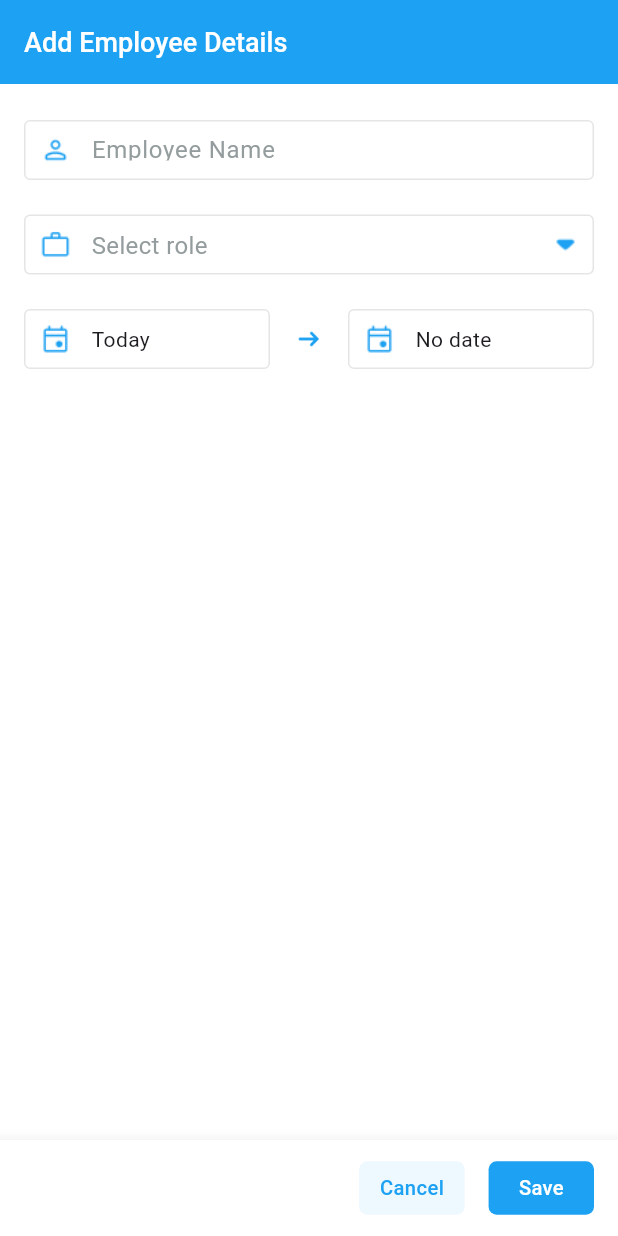
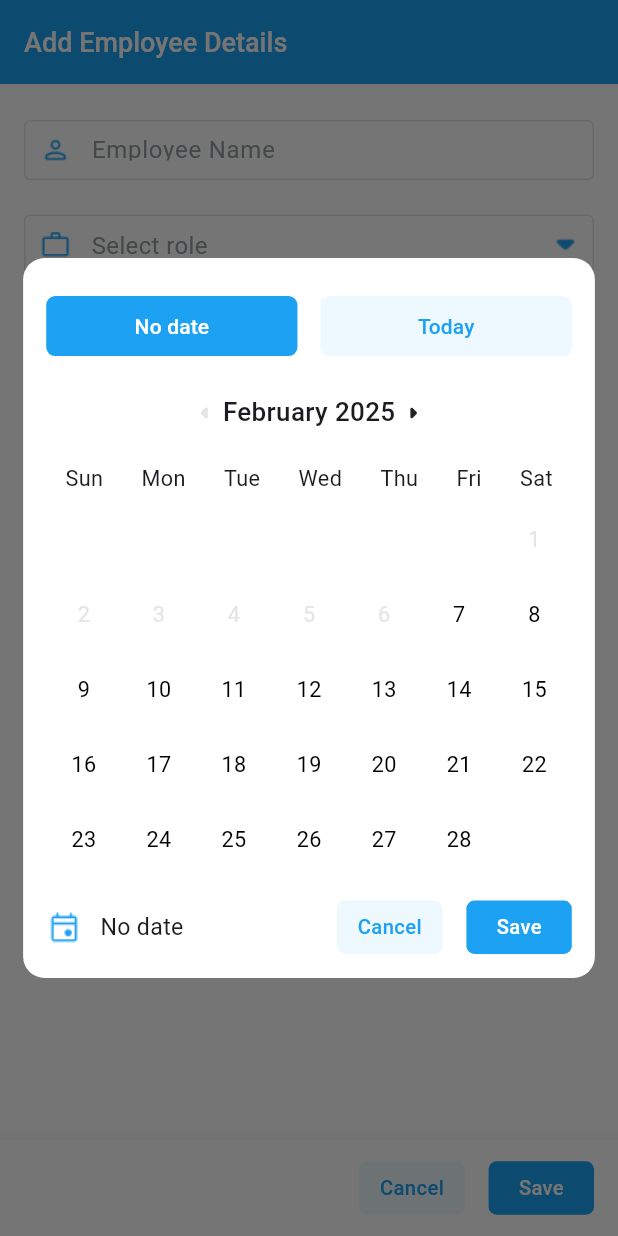
Before and after one commit to sivaprasadnk/employee_app, a Flutter app: the AddEmployeeScreen screen opened directly, after a tap on "No date", on a phone screen of 412 x 824 dp. Run offline on Flutter 3.47's test engine with Material 3 defaults, Android fonts, the phone set to English and light mode, and no system bars; our stand-ins replace flutter_screenutil.

Commit message:
adding end date picker selection

```diff
--- a/lib/core/constants/colors.dart
+++ b/lib/core/constants/colors.dart
@@ -3,6 +3,7 @@
 const kBlueColor = Color.fromRGBO(29, 161, 242, 1);
 const kWhiteColor = Colors.white;
 const kBlackColor = Colors.black;
+const kTransparentColor = Colors.transparent;
 const kBgColor = Color.fromRGBO(242, 242, 242, 1);
 const kBorderColor = Color.fromRGBO(229, 229, 229, 1);
 const kHintTextColor = Color.fromRGBO(148, 156, 158, 1);
--- a/lib/core/extensions/datetime_extensions.dart
+++ b/lib/core/extensions/datetime_extensions.dart
@@ -14,6 +14,8 @@
 
   bool get isToday => now.year == year && now.month == month && now.day == day;
 
+  // bool get isPastDays()
+
   DateTime nextMonday() {
     int daysUntilMonday = ((DateTime.monday - weekday + 7) % 7).toInt();
     return add(Duration(days: daysUntilMonday == 0 ? 7 : daysUntilMonday));
--- /dev/null
+++ b/lib/presentation/components/calendar_button.dart
@@ -0,0 +1,37 @@
+import 'package:employee_app/core/constants/colors.dart';
+import 'package:flutter/material.dart';
+
+class CalendarButton extends StatelessWidget {
+  const CalendarButton({
+    super.key,
+    required this.callback,
+    required this.title,
+    required this.isSelected,
+  });
+  final VoidCallback callback;
+  final String title;
+  final bool isSelected;
+  @override
+  Widget build(BuildContext context) {
+    return ElevatedButton(
+      onPressed: () {
+        callback.call();
+      },
+      style: ElevatedButton.styleFrom(
+        elevation: 0,
+        backgroundColor: isSelected ? kBtnPrimaryColor : kCancelBtnColor,
+        shape: RoundedRectangleBorder(
+          borderRadius: BorderRadius.circular(6),
+        ),
+      ),
+      child: Text(
+        title,
+        style: TextStyle(
+          color: isSelected ? kWhiteColor : kBtnPrimaryColor,
+          fontWeight: FontWeight.w500,
+          fontSize: 14,
+        ),
+      ),
+    );
+  }
+}
--- /dev/null
+++ b/lib/presentation/components/custom_end_date_picker.dart
@@ -0,0 +1,228 @@
+import 'package:employee_app/core/constants/colors.dart';
+import 'package:employee_app/core/extensions/datetime_extensions.dart';
+import 'package:employee_app/presentation/components/calendar_button.dart';
+import 'package:employee_app/presentation/components/cancel_button.dart';
+import 'package:flutter/material.dart';
+import 'package:flutter_screenutil/flutter_screenutil.dart';
+import 'package:intl/intl.dart';
+
+class CustomEndDatePickerDialog extends StatefulWidget {
+  final DateTime startDate;
+  final DateTime? endDate;
+
+  const CustomEndDatePickerDialog({
+    super.key,
+    required this.startDate,
+    this.endDate,
+  });
+
+  @override
+  State<CustomEndDatePickerDialog> createState() =>
+      _CustomEndDatePickerDialogState();
+}
+
+class _CustomEndDatePickerDialogState extends State<CustomEndDatePickerDialog> {
+  DateTime? selectedDate;
+  late DateTime currentMonth;
+  final DateTime today = DateTime.now();
+
+  @override
+  void initState() {
+    super.initState();
+    selectedDate = widget.endDate;
+    currentMonth = DateTime(widget.startDate.year, widget.startDate.month, 1);
+  }
+
+  void _selectDate(DateTime date) {
+    setState(() {
+      selectedDate = date;
+    });
+  }
+
+  void _changeMonth(int increment) {
+    if ((increment == -1 && currentMonth.isAfter(widget.startDate)) ||
+        increment == 1) {
+      setState(() {
+        currentMonth =
+            DateTime(currentMonth.year, currentMonth.month + increment, 1);
+      });
+    }
+  }
+
+  @override
+  Widget build(BuildContext context) {
+    return Dialog(
+      backgroundColor: kWhiteColor,
+      insetPadding: EdgeInsets.symmetric(horizontal: 16.w),
+      shape: RoundedRectangleBorder(borderRadius: BorderRadius.circular(16.r)),
+      child: Padding(
+        padding: EdgeInsets.symmetric(horizontal: 16.w),
+        child: Column(
+          mainAxisSize: MainAxisSize.min,
+          children: [
+            SizedBox(height: 24.h),
+            Row(
+              children: [
+                Expanded(
+                  child: CalendarButton(
+                    callback: () {
+                      selectedDate = null;
+                      setState(() {});
+                    },
+                    title: 'No date',
+                    isSelected: selectedDate == null,
+                  ),
+                ),
+                SizedBox(width: 16.w),
+                Expanded(
+                  child: CalendarButton(
+                    callback: () {
+                      _selectDate(today);
+                    },
+                    title: 'Today',
+                    isSelected: selectedDate == today,
+                  ),
+                )
+              ],
+            ),
+            SizedBox(height: 24.h),
+            Row(
+              mainAxisAlignment: MainAxisAlignment.center,
+              children: [
+                GestureDetector(
+                  onTap: () => _changeMonth(-1),
+                  child: Icon(
+                    Icons.arrow_left_rounded,
+                    color: currentMonth.isBefore(widget.startDate)
+                        ? kBorderColor
+                        : kBlackColor,
+                  ),
+                ),
+                Text(
+                  DateFormat.yMMMM().format(currentMonth),
+                  style:
+                      TextStyle(fontSize: 18.sp, fontWeight: FontWeight.w500),
+                ),
+                GestureDetector(
+                  onTap: () => _changeMonth(1),
+                  child: Icon(Icons.arrow_right_rounded),
+                ),
+              ],
+            ),
+            SizedBox(height: 24.h),
+            Row(
+              mainAxisAlignment: MainAxisAlignment.spaceAround,
+              children: ["Sun", "Mon", "Tue", "Wed", "Thu", "Fri", "Sat"]
+                  .map((day) => Text(day,
+                      style: TextStyle(
+                          fontWeight: FontWeight.w400, fontSize: 15.sp)))
+                  .toList(),
+            ),
+            SizedBox(height: 5),
+            _buildCalendarGrid(),
+            SizedBox(height: 15),
+            Row(
+              mainAxisAlignment: MainAxisAlignment.start,
+              children: [
+                Image.asset(
+                  'assets/images/event.png',
+                  height: 24,
+                  width: 24,
+                ),
+                SizedBox(width: 12),
+                Text(
+                  selectedDate == null
+                      ? "No date"
+                      : selectedDate!.displayDate(),
+                  style: TextStyle(fontSize: 16.sp),
+                ),
+                Spacer(),
+                CancelButton(),
+                SizedBox(width: 16),
+                GestureDetector(
+                  onTap: () {
+                    Navigator.pop(context, selectedDate);
+                  },
+                  child: Container(
+                    width: 73.w,
+                    height: 40.h,
+                    decoration: BoxDecoration(
+                      color: kBlueColor,
+                      borderRadius: BorderRadius.circular(6.r),
+                    ),
+                    child: Center(
+                      child: Text(
+                        'Save',
+                        style: TextStyle(
+                          fontSize: 14.sp,
+                          color: kWhiteColor,
+                          fontWeight: FontWeight.w500,
+                        ),
+                      ),
+                    ),
+                  ),
+                ),
+              ],
+            ),
+            SizedBox(height: 16),
+          ],
+        ),
+      ),
+    );
+  }
+
+  Widget _buildCalendarGrid() {
+    final daysInMonth =
+        DateUtils.getDaysInMonth(currentMonth.year, currentMonth.month);
+    final firstDayOfMonth = DateTime(currentMonth.year, currentMonth.month, 1);
+    final startingWeekday =
+        firstDayOfMonth.weekday % 7; // Adjust for Sunday start
+
+    List<Widget> dayWidgets = [];
+    for (int i = 0; i < startingWeekday; i++) {
+      dayWidgets.add(
+          SizedBox(width: 30, height: 30)); // Empty spots before the first day
+    }
+
+    for (int day = 1; day <= daysInMonth; day++) {
+      DateTime date = DateTime(currentMonth.year, currentMonth.month, day);
+      // bool isToday = today.year == date.year &&
+      //     today.month == date.month &&
+      //     today.day == date.day;
+
+      dayWidgets.add(
+        GestureDetector(
+          onTap: () => _selectDate(date),
+          child: Container(
+            width: 30.w,
+            height: 30.h,
+            alignment: Alignment.center,
+            child: Text(
+              "$day",
+              style: TextStyle(
+                fontSize: 15.sp,
+                color: date.isBefore(widget.startDate)
+                    ? kBorderColor
+                    : selectedDate != null &&
+                            DateTime(
+                                  selectedDate!.year,
+                                  selectedDate!.month,
+                                  selectedDate!.day,
+                                ) ==
+                                date
+                        ? kBlueColor
+                        : kBlackColor,
+              ),
+            ),
+          ),
+        ),
+      );
+    }
+    return GridView.count(
+      crossAxisCount: 7,
+      shrinkWrap: true,
+      padding: EdgeInsets.zero,
+      children: dayWidgets,
+    );
+  }
+}
--- a/lib/presentation/screens/add_employee/add_employee_screen.dart
+++ b/lib/presentation/screens/add_employee/add_employee_screen.dart
@@ -2,7 +2,8 @@
 import 'package:employee_app/core/extensions/datetime_extensions.dart';
 import 'package:employee_app/presentation/components/cancel_button.dart';
 import 'package:employee_app/presentation/components/container_widget.dart';
-import 'package:employee_app/presentation/components/custom_date_picker.dart';
+import 'package:employee_app/presentation/components/custom_end_date_picker.dart';
+import 'package:employee_app/presentation/components/custom_start_date_picker.dart';
 import 'package:employee_app/presentation/components/role_list_item.dart';
 import 'package:employee_app/presentation/components/save_button.dart';
 import 'package:flutter/material.dart';
@@ -18,7 +19,7 @@
 class _AddEmployeeScreenState extends State<AddEmployeeScreen> {
   String? selectedRole;
   DateTime selectedStartDate = DateTime.now();
-  DateTime selectedEndDate = DateTime.now();
+  DateTime? selectedEndDate;
 
   @override
   Widget build(BuildContext context) {
@@ -175,9 +176,9 @@
                             onTap: () async {
                               await showDialog<DateTime>(
                                 context: context,
-                                builder: (context) => CustomDatePickerDialog(
-                                  initialDate: DateTime.now(),
-                                  onDateSelected: (selectedDate) {},
+                                builder: (context) =>
+                                    CustomStartDatePickerDialog(
+                                  initialDate: selectedStartDate,
                                 ),
                               ).then((selectedDate) {
                                 selectedStartDate = selectedDate!;
@@ -213,8 +214,21 @@
                           ),
                           SizedBox(width: 12),
                           GestureDetector(
-                            onTap: () {},
-                            child: Text('No date'),
+                            onTap: () async {
+                              await showDialog<DateTime>(
+                                context: context,
+                                builder: (context) => CustomEndDatePickerDialog(
+                                  startDate: selectedStartDate,
+                                  endDate: selectedEndDate,
+                                ),
+                              ).then((selectedDate) {
+                                selectedEndDate = selectedDate;
+                                setState(() {});
+                              });
+                            },
+                            child: selectedEndDate == null
+                                ? Text('No date')
+                                : Text(selectedEndDate!.displayDate()),
                           ),
                         ],
                       ),
```
Also changed, not shown: lib/presentation/components/custom_start_date_picker.dart (renamed from lib/presentation/components/custom_date_picker.dart, +33 -81 lines).
